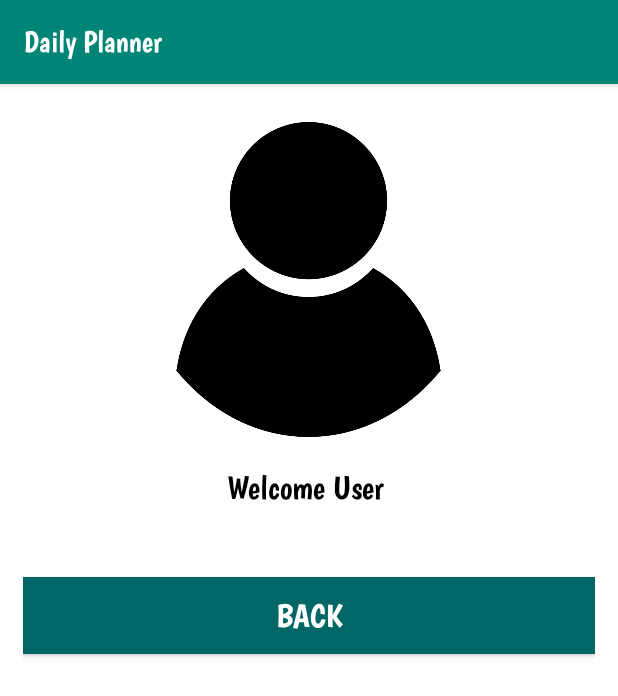
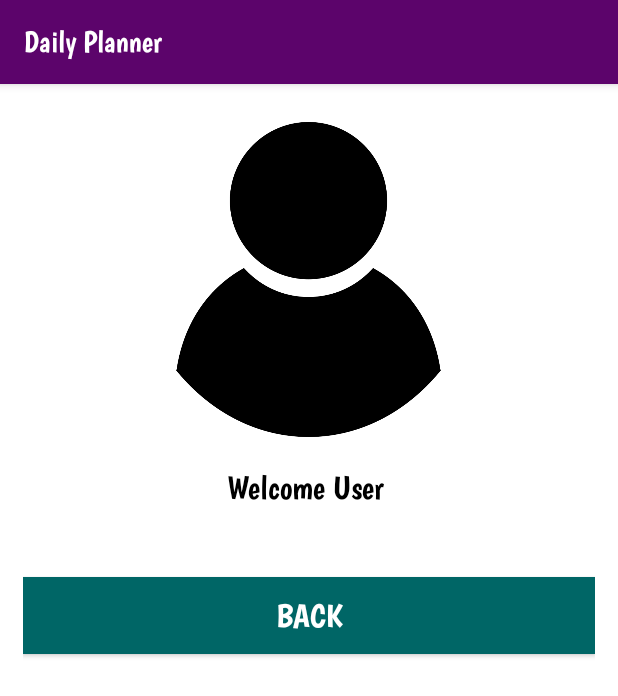
Before and after one commit to JasonHaque/DailyPlanner, an Android app: the screen it shows after launch once a user with an empty profile is signed in (ProfileActivity), in the options menu, after a tap on "Profile", on a phone screen of 412 x 824 dp. Shown: the top 696 px of the screen. Run offline under Robolectric (Android 15) with nearby library versions, the phone set to English and light mode, and no system bars; our stand-ins replace Firebase (no records; nobody signed in at launch, a user with empty details on screens opened directly).

Commit message:
Toolbar color updated

```diff
--- a/app/build.gradle
+++ b/app/build.gradle
@@ -23,6 +23,8 @@ android {
 dependencies {
     implementation fileTree(dir: 'libs', include: ['*.jar'])
     implementation 'androidx.appcompat:appcompat:1.1.0'
+    implementation 'com.android.support:design:28.0.0'
+    implementation 'mx.jesusmartinoza:sweet-password:0.2'
     implementation 'androidx.constraintlayout:constraintlayout:1.1.3'
     implementation 'com.google.firebase:firebase-auth:19.1.0'
     implementation 'com.google.firebase:firebase-database:19.2.0'
--- a/app/src/main/java/com/example/dailyplanner/NotesActivity.java
+++ b/app/src/main/java/com/example/dailyplanner/NotesActivity.java
@@ -4,12 +4,17 @@ import androidx.annotation.NonNull;
 import androidx.appcompat.app.AppCompatActivity;
 
 import android.content.Intent;
+import android.content.res.Resources;
+import android.graphics.Color;
+import android.graphics.drawable.ColorDrawable;
 import android.os.Bundle;
 import android.view.Menu;
+import android.view.MenuInflater;
 import android.view.MenuItem;
 import android.view.View;
 import android.widget.Button;
 import android.widget.ImageButton;
+import android.widget.TextView;
 
 import com.google.firebase.auth.FirebaseAuth;
 
@@ -21,7 +26,6 @@ public class NotesActivity extends AppCompatActivity {
     protected void onCreate(Bundle savedInstanceState) {
         super.onCreate(savedInstanceState);
         setContentView(R.layout.activity_notes);
-
         bindWidgets();
         bindListeners();
     }
@@ -94,23 +98,30 @@ public class NotesActivity extends AppCompatActivity {
     }
     @Override
     public boolean onCreateOptionsMenu(Menu menu) {
-        getMenuInflater().inflate(R.menu.menu, menu);
-        return true;
+        MenuInflater inf = getMenuInflater();
+        inf.inflate(R.menu.menu, menu);
+        return super.onCreateOptionsMenu(menu);
     }
     @Override
     public boolean onOptionsItemSelected(@NonNull MenuItem item) {
-        int a=item.getItemId();
-        if(a == R.id.log_out_menu){
-            FirebaseAuth.getInstance().signOut();
-            startActivity(new Intent(NotesActivity.this,LogInActivity.class));
-            finish();
-            return true;
+        switch (item.getItemId())
+        {
+            case R.id.log_out_menu:
+                FirebaseAuth.getInstance().signOut();
+                startActivity(new Intent(NotesActivity.this,LogInActivity.class));
+                finish();
+                break;
+            case R.id.profile_id:
+                startActivity(new Intent(NotesActivity.this,ProfileActivity.class));
+                break;
 
         }
-        else if(a == R.id.profile_id){
-            startActivity(new Intent(NotesActivity.this,ProfileActivity.class));
+        /*if(a == ){
+            return true;
+        }
+        else if(a == ){
 
-        }
+        }*/
         return false;
     }
     @Override
--- a/app/src/main/res/layout/activity_log_in.xml
+++ b/app/src/main/res/layout/activity_log_in.xml
@@ -46,7 +46,7 @@
             android:textColor="#b34700"
             android:hint="@string/password"
             android:inputType="textPassword"
-            android:layout_marginBottom="16dp"/>
+            android:layout_marginBottom="16dp" />
         <Button
             android:id="@+id/login_button"
             android:layout_width="112dp"
--- a/app/src/main/res/menu/menu.xml
+++ b/app/src/main/res/menu/menu.xml
@@ -5,7 +5,6 @@
     <item
         android:id="@+id/profile_id"
         android:title="@string/profile"
-        android:icon="@drawable/profile"
         app:showAsAction="never"/>
     <item
         android:id="@+id/log_out_menu"
--- a/app/src/main/res/values/colors.xml
+++ b/app/src/main/res/values/colors.xml
@@ -1,6 +1,9 @@
 <?xml version="1.0" encoding="utf-8"?>
 <resources>
-    <color name="colorPrimary">#008577</color>
+    <color name="colorPrimary">#5C046B</color>
     <color name="colorPrimaryDark">#00574B</color>
     <color name="colorAccent">#003399</color>
+    <color name="white">#F4F5F8</color>
+    <color name="red">#EE0D0D</color>
+    <color name="skyBlue">#05A2CC</color>
 </resources>
--- a/app/src/main/res/values/styles.xml
+++ b/app/src/main/res/values/styles.xml
@@ -4,15 +4,9 @@
     <style name="AppTheme" parent="Theme.AppCompat.Light.DarkActionBar">
         <!--Customize your theme here. -->
         <item name="colorPrimary">@color/colorPrimary</item>
-        <item name="colorPrimaryDark">@color/colorPrimaryDark</item>
-        <item name="colorAccent">@color/colorAccent</item>
+        <!--item name="colorPrimaryDark">@color/colorPrimaryDark</item>
+        <item name="colorAccent">@color/colorAccent</item-->
         <item name="fontFamily">@font/boogalooregular</item>
-    </style>
-    <style name="DarkTheme">
-
-        <item name="android:background">#000000</item>
-
-        <item name="android:textColor">#FFFFFF</item>
-
+        <!--item name="popupMenuStyle">@style/MenuActivity6Theme</item-->
     </style>
 </resources>
```
Also changed, not shown: app/src/main/res/drawable/icon1.png (deleted).
